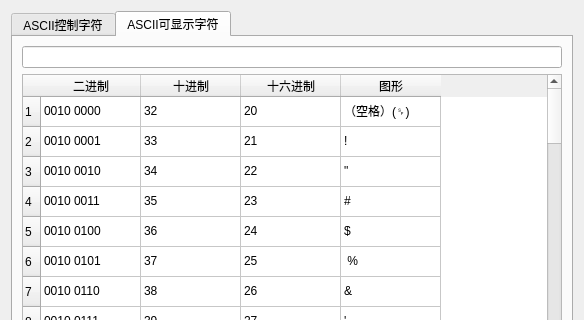
Qt form ascii_table.ui (siyuhong/UHelper) before a commit; both pictures show x 0 to 584 and y 0 to 320 of the 584 by 526 pixel window.
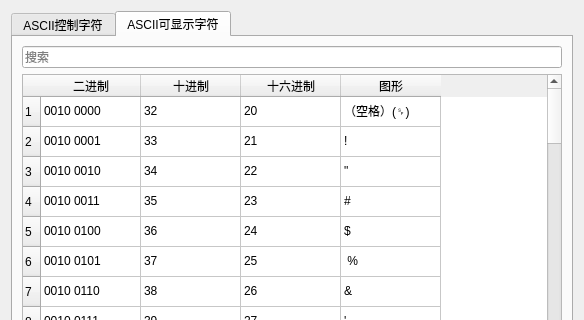
The same form after that commit. The open tabs and pages were chosen to show the change.

Commit message: 1.ico、qss分类 2.ascii工具表中的搜索框增加默认提示 3.增加换肤 只有黑色炫酷皮肤

Diff of the .ui file:
```diff
--- a/ascii_table.ui
+++ b/ascii_table.ui
@@ -1061,7 +1061,11 @@
       </attribute>
       <layout class="QVBoxLayout" name="verticalLayout_2">
        <item>
-        <widget class="QLineEdit" name="lineEdit_findDisplayASCII"/>
+        <widget class="QLineEdit" name="lineEdit_findDisplayASCII">
+         <property name="placeholderText">
+          <string>搜索</string>
+         </property>
+        </widget>
        </item>
        <item>
         <widget class="QTableWidget" name="tab_displayASCII">
```
Left out of the diff: 8 changed lines with no effect on the pictures. The commit also changes 8 other files.
